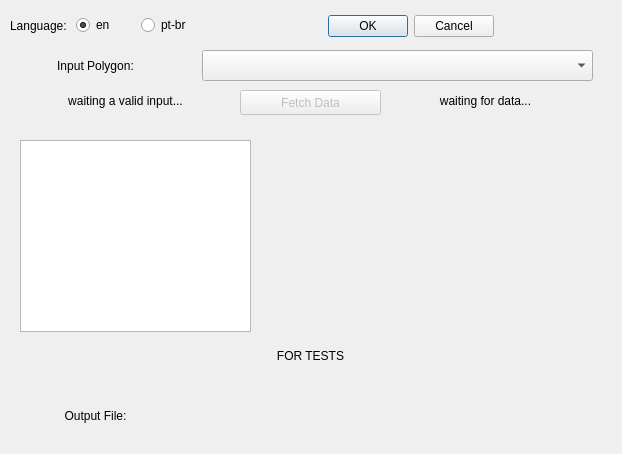
kauevestena/osm_sidewalkreator, file osm_sidewalkreator_dialog_base.ui: the form before one commit.
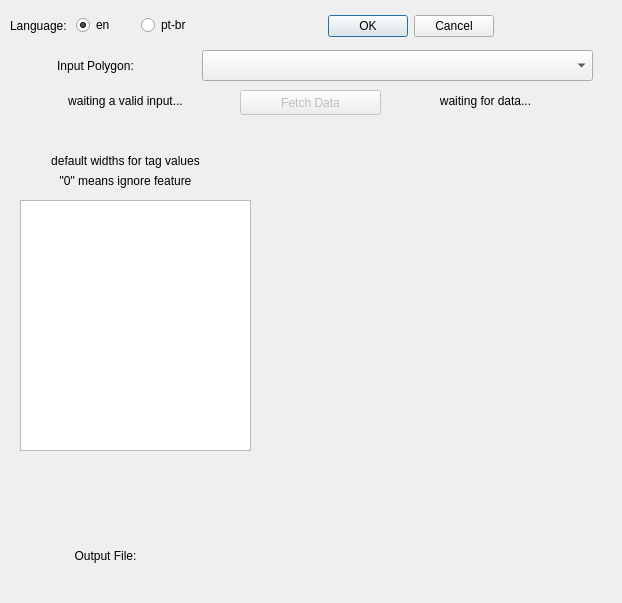
The form after the commit. Custom widgets are drawn as their Qt base class.

```diff
--- a/osm_sidewalkreator_dialog_base.ui
+++ b/osm_sidewalkreator_dialog_base.ui
@@ -7,7 +7,7 @@
     <x>0</x>
     <y>0</y>
     <width>622</width>
-    <height>454</height>
+    <height>603</height>
    </rect>
   </property>
   <property name="windowTitle">
@@ -107,7 +107,7 @@
    <property name="geometry">
     <rect>
      <x>220</x>
-     <y>400</y>
+     <y>540</y>
      <width>391</width>
      <height>41</height>
     </rect>
@@ -119,8 +119,8 @@
   <widget class="QLabel" name="output_file_label">
    <property name="geometry">
     <rect>
-     <x>30</x>
-     <y>400</y>
+     <x>40</x>
+     <y>540</y>
      <width>131</width>
      <height>31</height>
     </rect>
@@ -148,25 +148,6 @@
     <string>Fetch Data</string>
    </property>
   </widget>
-  <widget class="QLabel" name="for_tests">
-   <property name="geometry">
-    <rect>
-     <x>40</x>
-     <y>330</y>
-     <width>541</width>
-     <height>51</height>
-    </rect>
-   </property>
-   <property name="text">
-    <string>FOR TESTS</string>
-   </property>
-   <property name="textFormat">
-    <enum>Qt::PlainText</enum>
-   </property>
-   <property name="alignment">
-    <set>Qt::AlignCenter</set>
-   </property>
-  </widget>
   <widget class="QLabel" name="input_status">
    <property name="geometry">
     <rect>
@@ -203,9 +184,9 @@
    <property name="geometry">
     <rect>
      <x>20</x>
-     <y>140</y>
+     <y>200</y>
      <width>231</width>
-     <height>192</height>
+     <height>251</height>
     </rect>
    </property>
    <property name="rowCount">
@@ -215,6 +196,38 @@
     <number>0</number>
    </property>
   </widget>
+  <widget class="QLabel" name="input_status_2">
+   <property name="geometry">
+    <rect>
+     <x>10</x>
+     <y>150</y>
+     <width>231</width>
+     <height>21</height>
+    </rect>
+   </property>
+   <property name="text">
+    <string>default widths for tag values</string>
+   </property>
+   <property name="alignment">
+    <set>Qt::AlignCenter</set>
+   </property>
+  </widget>
+  <widget class="QLabel" name="input_status_3">
+   <property name="geometry">
+    <rect>
+     <x>10</x>
+     <y>170</y>
+     <width>231</width>
+     <height>21</height>
+    </rect>
+   </property>
+   <property name="text">
+    <string>&quot;0&quot; means ignore feature</string>
+   </property>
+   <property name="alignment">
+    <set>Qt::AlignCenter</set>
+   </property>
+  </widget>
  </widget>
  <customwidgets>
   <customwidget>
```
Left out of the diff: 2 changed lines with no effect on the pictures.
